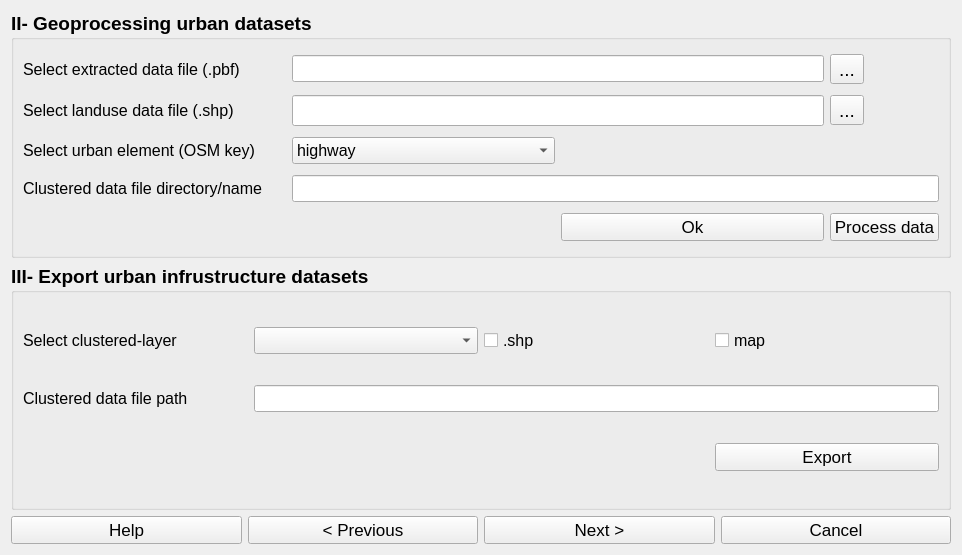
The window that flexigis/geoprocess.ui (FlexiGIS/FlexiGIS-plugin) describes before a commit, drawn with Qt 5.
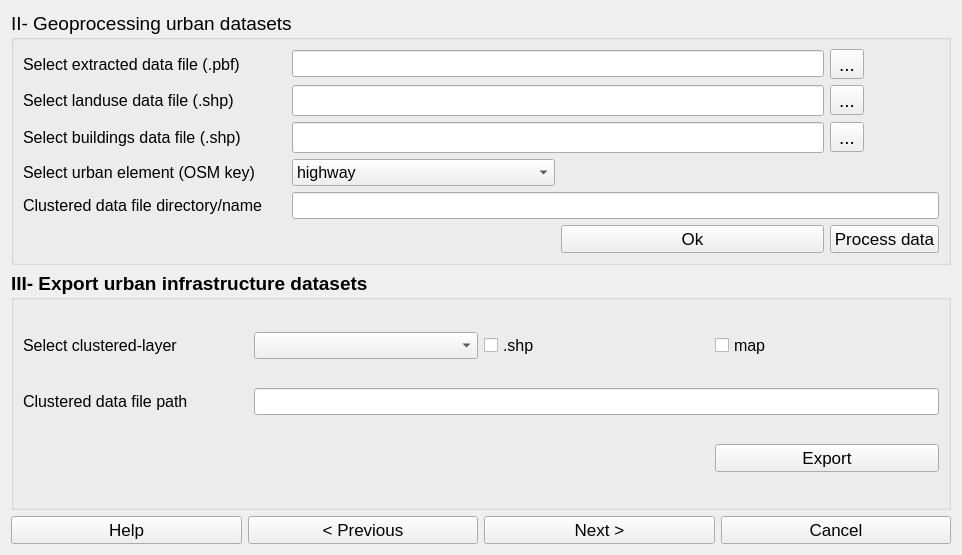
The same window after the commit.

Commit message: Include building read-in line to geoprocess.ui and flexigis.py

```diff
--- a/flexigis/geoprocess.ui
+++ b/flexigis/geoprocess.ui
@@ -67,8 +67,6 @@
      <property name="font">
       <font>
        <pointsize>14</pointsize>
-       <weight>75</weight>
-       <bold>true</bold>
       </font>
      </property>
      <property name="title">
@@ -113,7 +111,7 @@
         </property>
        </widget>
       </item>
-      <item row="4" column="2">
+      <item row="5" column="2">
        <widget class="QPushButton" name="b2_2">
         <property name="font">
          <font>
@@ -127,7 +125,7 @@
         </property>
        </widget>
       </item>
-      <item row="2" column="1">
+      <item row="3" column="1">
        <widget class="QComboBox" name="comboBox1_2">
         <property name="font">
          <font>
@@ -153,7 +151,7 @@
         </item>
        </widget>
       </item>
-      <item row="4" column="3">
+      <item row="5" column="3">
        <widget class="QPushButton" name="b3_2">
         <property name="font">
          <font>
@@ -167,7 +165,7 @@
         </property>
        </widget>
       </item>
-      <item row="2" column="0">
+      <item row="3" column="0">
        <widget class="QLabel" name="l2_2">
         <property name="font">
          <font>
@@ -181,7 +179,7 @@
         </property>
        </widget>
       </item>
-      <item row="3" column="1" colspan="3">
+      <item row="4" column="1" colspan="3">
        <widget class="QLineEdit" name="lineEdit2_2">
         <property name="font">
          <font>
@@ -192,7 +190,7 @@
         </property>
        </widget>
       </item>
-      <item row="3" column="0">
+      <item row="4" column="0">
        <widget class="QLabel" name="l3_2">
         <property name="font">
          <font>
@@ -236,6 +234,32 @@
         </property>
        </widget>
       </item>
+      <item row="2" column="0">
+       <widget class="QLabel" name="l7_2">
+        <property name="styleSheet">
+         <string notr="true">&lt;html&gt;&lt;head/&gt;&lt;body&gt;&lt;p&gt;&lt;span style=&quot; font-size:12pt; font-weight:400;&quot;&gt;Select landuse data file (.shp)&lt;/span&gt;&lt;/p&gt;&lt;/body&gt;&lt;/html&gt;</string>
+        </property>
+        <property name="text">
+         <string>&lt;html&gt;&lt;head/&gt;&lt;body&gt;&lt;p&gt;&lt;span style=&quot; font-size:12pt; font-weight:400;&quot;&gt;Select buildings data file (.shp)&lt;/span&gt;&lt;/p&gt;&lt;/body&gt;&lt;/html&gt;</string>
+        </property>
+       </widget>
+      </item>
+      <item row="2" column="1" colspan="2">
+       <widget class="QLineEdit" name="lineEdit5_2"/>
+      </item>
+      <item row="2" column="3">
+       <widget class="QToolButton" name="b10_2">
+        <property name="font">
+         <font>
+          <weight>50</weight>
+          <bold>false</bold>
+         </font>
+        </property>
+        <property name="text">
+         <string>...</string>
+        </property>
+       </widget>
+      </item>
      </layout>
     </widget>
    </item>
@@ -249,7 +273,7 @@
       </font>
      </property>
      <property name="title">
-      <string>III- Export urban infrustructure datasets</string>
+      <string>III- Export urban infrastructure datasets</string>
      </property>
      <layout class="QGridLayout" name="gridLayout_3">
       <item row="1" column="0">
```
The commit also changes 2 other files.
